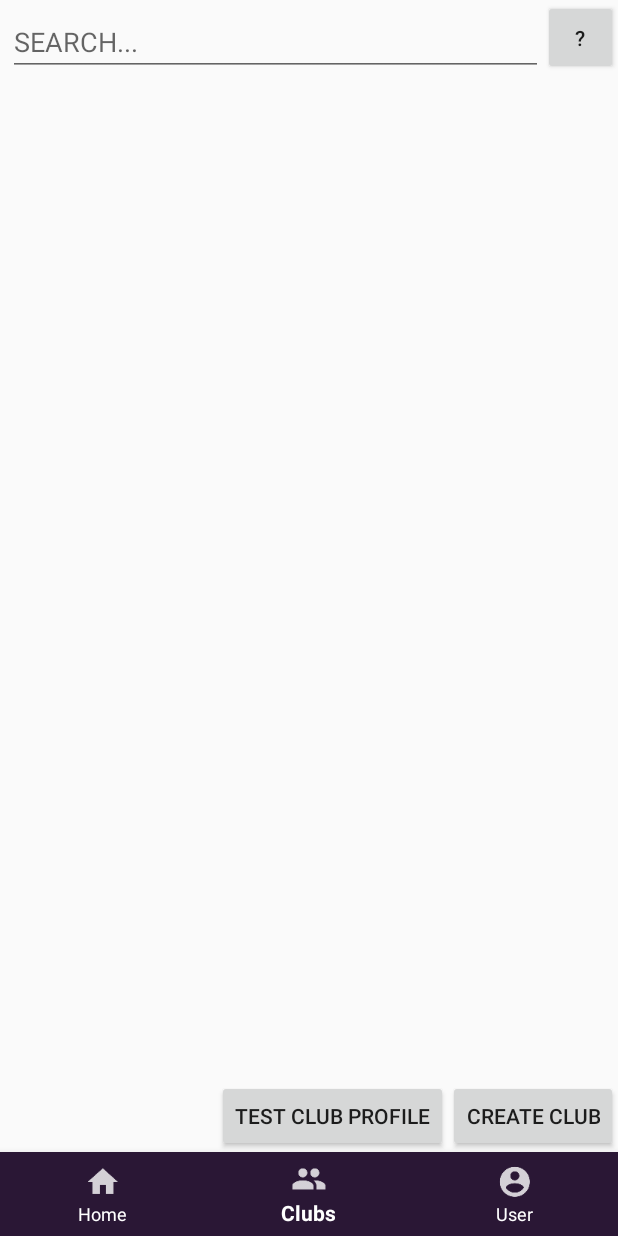
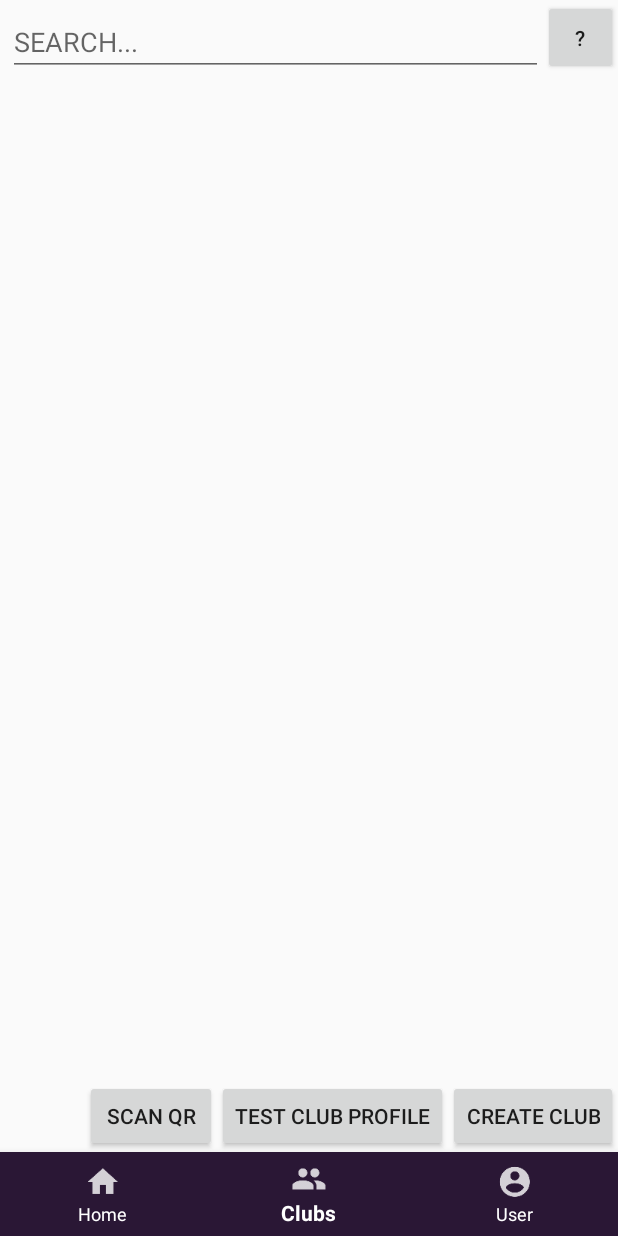
Before and after one commit to calpayne/kitkat-assignment, an Android app: the screen it shows after launch once a user with an empty profile is signed in (MainActivity), item 2 of the bottom bar chosen, on a phone screen of 412 x 824 dp. Run offline under Robolectric (Android 15) with nearby library versions, the phone set to English and light mode, and no system bars; our stand-ins replace Firebase (no records; nobody signed in at launch, a user with empty details on screens opened directly); libraries missing offline, so code that uses them is left out: com.firebase.ui.

Commit message:
Added QR Code Scanner class

```diff
--- a/app/build.gradle
+++ b/app/build.gradle
@@ -37,6 +37,7 @@ dependencies {
     implementation 'com.google.firebase:firebase-database:16.0.1'
     implementation 'com.google.firebase:firebase-storage:16.0.1'
     implementation 'com.android.support:design:26.1.0'
+    implementation 'com.google.android.gms:play-services-vision:15.0.0'
     implementation 'com.squareup.picasso:picasso:2.5.2'
     implementation 'com.shobhitpuri.custombuttons:google-signin:1.0.0'
     implementation 'com.google.firebase:firebase-auth:11.0.4'
--- a/app/src/main/java/com/kitkat/group/clubs/ClubsFragment.java
+++ b/app/src/main/java/com/kitkat/group/clubs/ClubsFragment.java
@@ -1,8 +1,11 @@
 package com.kitkat.group.clubs;
 
 import android.content.Intent;
+import android.content.pm.PackageManager;
 import android.os.Bundle;
+import android.support.v4.app.ActivityCompat;
 import android.support.v4.app.Fragment;
+import android.support.v4.content.ContextCompat;
 import android.util.Log;
 import android.view.LayoutInflater;
 import android.view.View;
@@ -16,6 +19,9 @@ import android.widget.Button;
 public class ClubsFragment extends Fragment {
 
     private static final String TAG = "ClubsFragment";
+
+    public static final int REQUEST_CODE = 100;
+    public static final int PERMISSIONS_REQUESTED = 200;
 
     public ClubsFragment() {
         // Empty public constructor
@@ -46,6 +52,20 @@ public class ClubsFragment extends Fragment {
             }
         });
 
+        Button btn3 = (Button) view.findViewById(R.id.btn_scan_qr);
+        if (ContextCompat.checkSelfPermission(getActivity(), android.Manifest.permission.CAMERA)
+                != PackageManager.PERMISSION_GRANTED) {
+            ActivityCompat.requestPermissions(getActivity(),
+                    new String[]{android.Manifest.permission.CAMERA}, PERMISSIONS_REQUESTED);
+        }
+        btn3.setOnClickListener(new View.OnClickListener() {
+            @Override
+            public void onClick(View view) {
+                Intent intent = new Intent(getActivity(), ScanQRCodeActivity.class);
+                startActivityForResult(intent, REQUEST_CODE);
+            }
+        });
+
         return view;
     }
 }
--- a/app/src/main/res/layout/fragment_clubs.xml
+++ b/app/src/main/res/layout/fragment_clubs.xml
@@ -26,6 +26,14 @@
         >
 
         <Button
+            android:layout_width="wrap_content"
+            android:layout_height="wrap_content"
+            android:id="@+id/btn_scan_qr"
+            android:text="Scan QR"
+            android:layout_alignParentBottom="true"
+            android:layout_toStartOf="@id/btn_test_profile" />
+
+        <Button
             android:id="@+id/btn_clubs_create"
             android:layout_width="wrap_content"
             android:layout_height="wrap_content"
```
Also changed, not shown: app/src/main/AndroidManifest.xml (+27 -7 lines), app/src/main/java/com/kitkat/group/clubs/ScanQRCodeActivity.java (added, +100 -0 lines), app/src/main/res/layout/activity_scan_qrcode.xml (added, +26 -0 lines).
